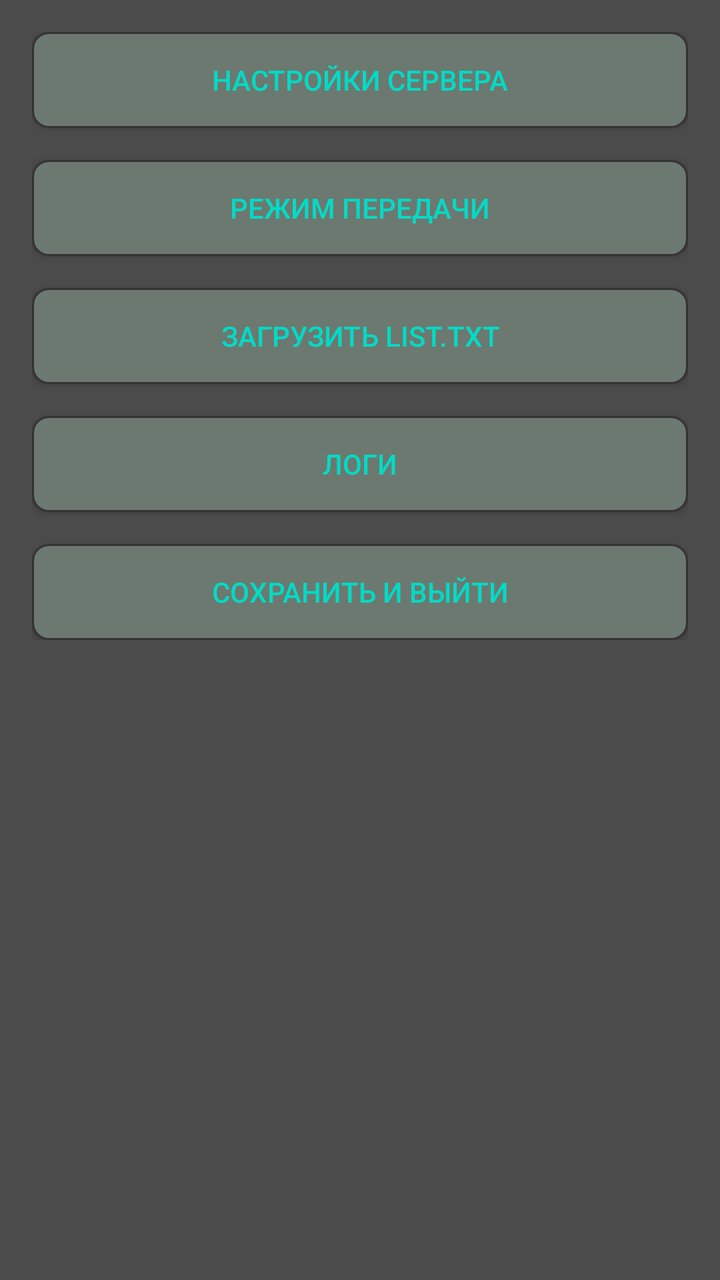
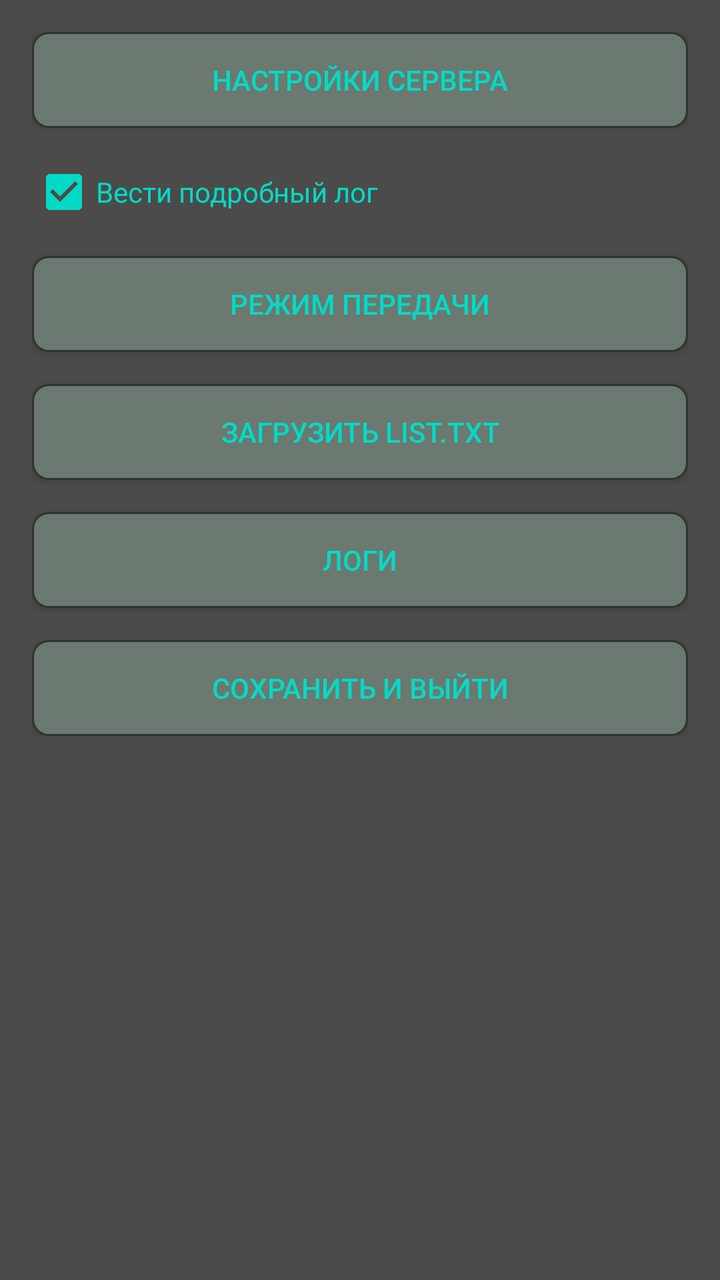

The first picture is an Android layout as it rendered before a commit; the second is the same layout after the commit. The layout source and the unified diff follow.
<!-- AndroidManifest.xml: application theme AppTheme -->
<!-- res/layout/activity_settings.xml -->
<?xml version="1.0" encoding="utf-8"?>
<ScrollView xmlns:android="http://schemas.android.com/apk/res/android"
    android:layout_width="match_parent"
    android:layout_height="match_parent"
    android:background="@color/colorback"
    android:padding="16dp">

    <LinearLayout
        android:layout_width="match_parent"
        android:layout_height="wrap_content"
        android:orientation="vertical">

        <Button
            android:id="@+id/btnToggleServer"
            android:layout_width="match_parent"
            android:layout_height="wrap_content"
            android:background="@drawable/roundshapebtn"
            android:text="Настройки сервера"
            android:textColor="@color/colorButton"
            android:layout_marginBottom="16dp" />

        <LinearLayout
            android:id="@+id/layoutServerSettings"
            android:layout_width="match_parent"
            android:layout_height="wrap_content"
            android:orientation="vertical"
            android:visibility="gone">

            <LinearLayout
                android:layout_width="match_parent"
                android:layout_height="wrap_content"
                android:gravity="center_vertical"
                android:layout_marginBottom="16dp"
                android:orientation="horizontal">
                <TextView
                    android:layout_width="0dp"
                    android:layout_height="wrap_content"
                    android:layout_weight="1"
                    android:text="MyMailIndex ="
                    android:textColor="@color/colortextabout"
                    android:textSize="18sp" />
                <EditText
                    android:id="@+id/editMailIndex"
                    android:layout_width="120dp"
                    android:layout_height="wrap_content"
                    android:backgroundTint="@color/colortextabout"
                    android:inputType="number"
                    android:textColor="@color/colortextabout"
                    android:textSize="18sp" />
            </LinearLayout>

            <LinearLayout
                android:layout_width="match_parent"
                android:layout_height="wrap_content"
                android:gravity="center_vertical"
                android:layout_marginBottom="16dp"
                android:orientation="horizontal">
                <TextView
                    android:layout_width="0dp"
                    android:layout_height="wrap_content"
                    android:layout_weight="1"
                    android:text="Priznak_pmr ="
                    android:textColor="@color/colortextabout"
                    android:textSize="18sp" />
                <EditText
                    android:id="@+id/editPriznak"
                    android:layout_width="120dp"
                    android:layout_height="wrap_content"
                    android:backgroundTint="@color/colortextabout"
                    android:inputType="number"
                    android:maxLength="5"
                    android:textColor="@color/colortextabout"
                    android:textSize="18sp" />
            </LinearLayout>

            <LinearLayout
                android:layout_width="match_parent"
                android:layout_height="wrap_content"
                android:gravity="center_vertical"
                android:layout_marginBottom="16dp"
                android:orientation="horizontal">
                <TextView
                    android:layout_width="0dp"
                    android:layout_height="wrap_content"
                    android:layout_weight="1"
                    android:text="PORT_prm ="
                    android:textColor="@color/colortextabout"
                    android:textSize="18sp" />
                <EditText
                    android:id="@+id/editPortPrm"
                    android:layout_width="120dp"
                    android:layout_height="wrap_content"
                    android:backgroundTint="@color/colortextabout"
                    android:inputType="number"
                    android:textColor="@color/colortextabout"
                    android:textSize="18sp" />
            </LinearLayout>

            <LinearLayout
                android:layout_width="match_parent"
                android:layout_height="wrap_content"
                android:gravity="center_vertical"
                android:layout_marginBottom="16dp"
                android:orientation="horizontal">
                <TextView
                    android:layout_width="0dp"
                    android:layout_height="wrap_content"
                    android:layout_weight="1"
                    android:text="PORT_prd ="
                    android:textColor="@color/colortextabout"
                    android:textSize="18sp" />
                <EditText
                    android:id="@+id/editPortPrd"
                    android:layout_width="120dp"
                    android:layout_height="wrap_content"
                    android:backgroundTint="@color/colortextabout"
                    android:inputType="number"
                    android:textColor="@color/colortextabout"
                    android:textSize="18sp" />
            </LinearLayout>

            <LinearLayout
                android:layout_width="match_parent"
                android:layout_height="wrap_content"
                android:gravity="center_vertical"
                android:layout_marginBottom="24dp"
                android:orientation="horizontal">
                <TextView
                    android:layout_width="0dp"
                    android:layout_height="wrap_content"
                    android:layout_weight="1"
                    android:text="ip_server ="
                    android:textColor="@color/colortextabout"
                    android:textSize="18sp" />
                <EditText
                    android:id="@+id/editIp"
                    android:layout_width="150dp"
                    android:layout_height="wrap_content"
                    android:backgroundTint="@color/colortextabout"
                    android:inputType="text"
                    android:textColor="@color/colortextabout"
                    android:textSize="18sp" />
            </LinearLayout>
        </LinearLayout>

        <Button
            android:id="@+id/btnCodecDialog"
            android:layout_width="match_parent"
            android:layout_height="wrap_content"
            android:layout_marginBottom="16dp"
            android:background="@drawable/roundshapebtn"
            android:text="Режим передачи"
            android:textColor="@color/colorButton" />

        <Button
            android:id="@+id/btnChanList"
            android:layout_width="match_parent"
            android:layout_height="wrap_content"
            android:layout_marginBottom="16dp"
            android:background="@drawable/roundshapebtn"
            android:text="Список"
            android:textColor="@color/colorButton"
            android:visibility="gone" />

        <Button
            android:id="@+id/btnLoadList"
            android:layout_width="match_parent"
            android:layout_height="wrap_content"
            android:layout_marginBottom="16dp"
            android:background="@drawable/roundshapebtn"
            android:text="ЗАГРУЗИТЬ list.txt"
            android:textColor="@color/colorButton" />

        <Button
            android:id="@+id/btnLogs"
            android:layout_width="match_parent"
            android:layout_height="wrap_content"
            android:layout_marginBottom="16dp"
            android:background="@drawable/roundshapebtn"
            android:text="Логи"
            android:textColor="@color/colorButton" />

        <Button
            android:id="@+id/btnSaveSettings"
            android:layout_width="match_parent"
            android:layout_height="wrap_content"
            android:background="@drawable/roundshapebtn"
            android:text="СОХРАНИТЬ И ВЫЙТИ"
            android:textColor="@color/colorButton" />
    </LinearLayout>
</ScrollView>
<!-- resources referenced by this layout -->
<resources>
  <color name="colorButton">#03dac5</color>
  <color name="colorback">#4b4b4b</color>
  <color name="colortextabout">#03dac5</color>
  <!-- drawable roundshapebtn (drawable) -->
  <?xml version="1.0" encoding="utf-8"?>
  <shape xmlns:android="http://schemas.android.com/apk/res/android"
      android:shape="rectangle">
      <corners android:radius="8dp" />
      <solid android:color="@color/colorButtonBack" />
      <stroke android:width="1dp" android:color="#333333" />
  </shape>
  <style name="AppTheme" parent="Theme.AppCompat.Light.NoActionBar">
          <item name="colorAccent">@color/colorAccent</item>
          <item name="colorPrimary">@color/colorPrimary</item>
          <item name="colorPrimaryDark">@color/colorPrimaryDark</item>
      </style>
  <color name="colorButtonBack">#6c7970</color>
  <color name="colorAccent">#03dac5</color>
  <color name="colorPrimary">#6200ee</color>
  <color name="colorPrimaryDark">#3700b3</color>
</resources>

<!-- the commit's change to res/layout/activity_settings.xml (unified diff, before → after) -->
@@ -143,6 +143,15 @@
             </LinearLayout>
         </LinearLayout>
 
+        <CheckBox
+            android:id="@+id/cbVerboseLog"
+            android:layout_width="match_parent"
+            android:layout_height="wrap_content"
+            android:text="Вести подробный лог"
+            android:textColor="@color/colortextabout"
+            android:checked="true"
+            android:layout_marginBottom="16dp" />
+
         <Button
             android:id="@+id/btnCodecDialog"
             android:layout_width="match_parent"
